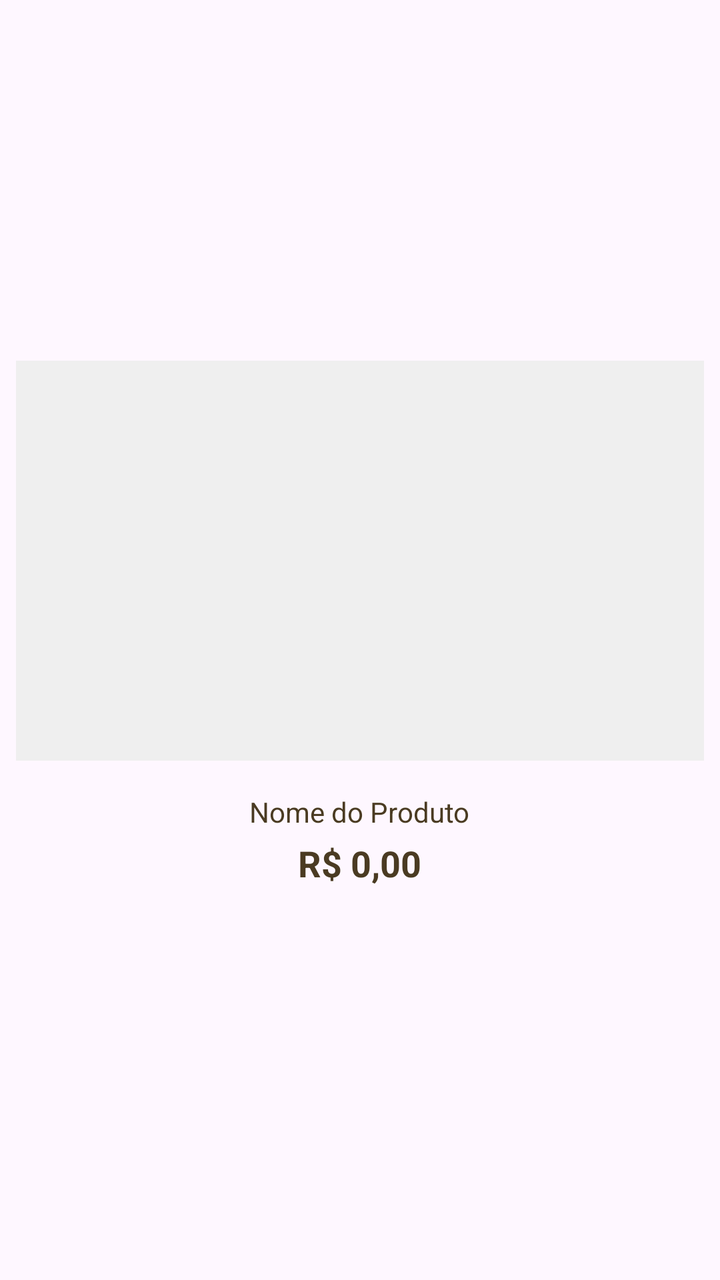
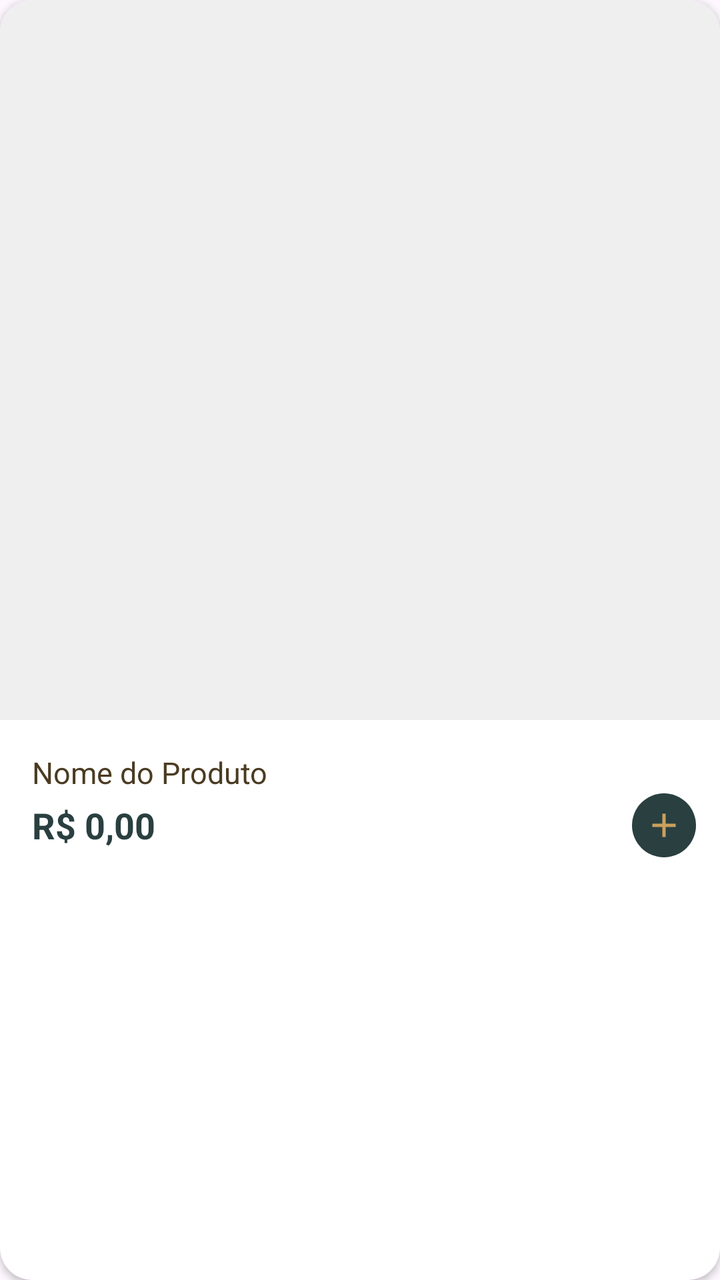

The first picture is an Android layout as it rendered before a commit; the second is the same layout after the commit. The layout source and the unified diff follow.
<!-- AndroidManifest.xml: application theme Theme.RubyeEstofados -->
<!-- res/layout/item_produto.xml -->
<?xml version="1.0" encoding="utf-8"?>
<LinearLayout xmlns:android="http://schemas.android.com/apk/res/android"
    android:layout_width="match_parent"
    android:layout_height="wrap_content"
    android:orientation="vertical"
    android:padding="8dp"
    android:gravity="center">

    <ImageView
        android:id="@+id/ivFotoProduto"
        android:layout_width="match_parent"
        android:layout_height="200dp"
        android:scaleType="centerCrop"
        android:background="@color/rubye_light_gray" />

    <TextView
        android:id="@+id/tvNomeProduto"
        android:layout_width="wrap_content"
        android:layout_height="wrap_content"
        android:layout_marginTop="16dp"
        android:text="Nome do Produto"
        android:textColor="@color/rubye_fonte_escura"
        android:textSize="14sp"
        android:textStyle="normal"
        android:textAlignment="center" />

    <TextView
        android:id="@+id/tvPrecoProduto"
        android:layout_width="wrap_content"
        android:layout_height="wrap_content"
        android:layout_marginTop="4dp"
        android:layout_marginBottom="16dp"
        android:text="R$ 0,00"
        android:textColor="@color/rubye_fonte_escura"
        android:textSize="18sp"
        android:textStyle="bold" />

</LinearLayout>
<!-- resources referenced by this layout -->
<resources>
  <color name="rubye_fonte_escura">#4A3B22</color>
  <color name="rubye_light_gray">#EFEFEF</color>
  <style name="Theme.RubyeEstofados" parent="Base.Theme.RubyeEstofados" />
  <style name="Base.Theme.RubyeEstofados" parent="Theme.Material3.DayNight.NoActionBar">
          
          
      </style>
</resources>

<!-- the commit's change to res/layout/item_produto.xml (unified diff, before → after) -->
@@ -1,38 +1,78 @@
 <?xml version="1.0" encoding="utf-8"?>
-<LinearLayout xmlns:android="http://schemas.android.com/apk/res/android"
+<com.google.android.material.card.MaterialCardView
+    xmlns:android="http://schemas.android.com/apk/res/android"
+    xmlns:app="http://schemas.android.com/apk/res-auto"
     android:layout_width="match_parent"
     android:layout_height="wrap_content"
-    android:orientation="vertical"
-    android:padding="8dp"
-    android:gravity="center">
+    android:layout_margin="8dp"
+    app:cardBackgroundColor="@color/white"
+    app:cardCornerRadius="16dp"
+    app:cardElevation="2dp"
+    app:strokeWidth="0dp">
 
-    <ImageView
-        android:id="@+id/ivFotoProduto"
+    <androidx.constraintlayout.widget.ConstraintLayout
         android:layout_width="match_parent"
-        android:layout_height="200dp"
-        android:scaleType="centerCrop"
-        android:background="@color/rubye_light_gray" />
+        android:layout_height="wrap_content">
 
-    <TextView
-        android:id="@+id/tvNomeProduto"
-        android:layout_width="wrap_content"
-        android:layout_height="wrap_content"
-        android:layout_marginTop="16dp"
-        android:text="Nome do Produto"
-        android:textColor="@color/rubye_fonte_escura"
-        android:textSize="14sp"
-        android:textStyle="normal"
-        android:textAlignment="center" />
+        
+        <ImageView
+            android:id="@+id/ivFotoProduto"
+            android:layout_width="0dp"
+            android:layout_height="0dp"
+            android:scaleType="centerCrop"
+            android:background="@color/rubye_light_gray"
+            app:layout_constraintDimensionRatio="1:1"
+            app:layout_constraintTop_toTopOf="parent"
+            app:layout_constraintStart_toStartOf="parent"
+            app:layout_constraintEnd_toEndOf="parent" />
 
-    <TextView
-        android:id="@+id/tvPrecoProduto"
-        android:layout_width="wrap_content"
-        android:layout_height="wrap_content"
-        android:layout_marginTop="4dp"
-        android:layout_marginBottom="16dp"
-        android:text="R$ 0,00"
-        android:textColor="@color/rubye_fonte_escura"
-        android:textSize="18sp"
-        android:textStyle="bold" />
+        <TextView
+            android:id="@+id/tvNomeProduto"
+            android:layout_width="0dp"
+            android:layout_height="wrap_content"
+            android:layout_marginTop="16dp"
+            android:layout_marginStart="16dp"
+            android:layout_marginEnd="8dp"
+            android:text="Nome do Produto"
+            android:textColor="@color/rubye_fonte_escura"
+            android:textSize="15sp"
+            android:textStyle="normal"
+            android:lines="1"
+            android:ellipsize="end"
+            app:layout_constraintTop_toBottomOf="@id/ivFotoProduto"
+            app:layout_constraintStart_toStartOf="parent"
+            app:layout_constraintEnd_toStartOf="@id/btnAdicionar" />
 
-</LinearLayout>
+        <TextView
+            android:id="@+id/tvPrecoProduto"
+            android:layout_width="0dp"
+            android:layout_height="wrap_content"
+            android:layout_marginTop="4dp"
+            android:layout_marginBottom="16dp"
+            android:layout_marginStart="16dp"
+            android:layout_marginEnd="8dp"
+            android:text="R$ 0,00"
+            android:textColor="@color/rubye_header"
+            android:textSize="18sp"
+            android:textStyle="bold"
+            app:layout_constraintTop_toBottomOf="@id/tvNomeProduto"
+            app:layout_constraintStart_toStartOf="parent"
+            app:layout_constraintBottom_toBottomOf="parent"
+            app:layout_constraintEnd_toStartOf="@id/btnAdicionar" />
+
+        
+        <ImageView
+            android:id="@+id/btnAdicionar"
+            android:layout_width="32dp"
+            android:layout_height="32dp"
+            android:layout_marginEnd="12dp"
+            android:layout_marginBottom="12dp"
+            android:background="@drawable/bg_circle_button"
+            android:src="@drawable/ic_add"
+            app:tint="@color/rubye_gold"
+            android:padding="6dp"
+            app:layout_constraintBottom_toBottomOf="parent"
+            app:layout_constraintEnd_toEndOf="parent" />
+
+    </androidx.constraintlayout.widget.ConstraintLayout>
+</com.google.android.material.card.MaterialCardView>
<!-- resource entries referenced after the edit -->
@@ -1,7 +1,27 @@
 <!-- resources referenced by this layout -->
 <resources>
   <color name="rubye_fonte_escura">#4A3B22</color>
+  <color name="rubye_gold">#C9A05C</color>
+  <color name="rubye_header">#2A3F40</color>
   <color name="rubye_light_gray">#EFEFEF</color>
+  <color name="white">#FFFFFFFF</color>
+  <!-- drawable bg_circle_button (drawable) -->
+  <?xml version="1.0" encoding="utf-8"?>
+  <shape xmlns:android="http://schemas.android.com/apk/res/android"
+      android:shape="oval">
+      <solid android:color="@color/rubye_header" />
+  </shape>
+  <!-- drawable ic_add (drawable) -->
+  <?xml version="1.0" encoding="utf-8"?>
+  <vector xmlns:android="http://schemas.android.com/apk/res/android"
+      android:width="24dp"
+      android:height="24dp"
+      android:viewportWidth="24"
+      android:viewportHeight="24">
+      <path
+          android:fillColor="#FF000000"
+          android:pathData="M19,13h-6v6h-2v-6H5v-2h6V5h2v6h6v2z"/>
+  </vector>
   <style name="Theme.RubyeEstofados" parent="Base.Theme.RubyeEstofados" />
   <style name="Base.Theme.RubyeEstofados" parent="Theme.Material3.DayNight.NoActionBar">
           
